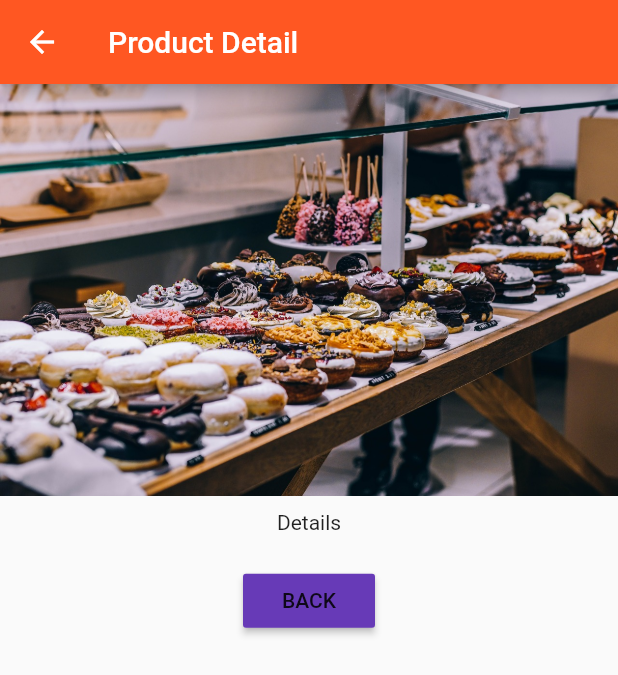
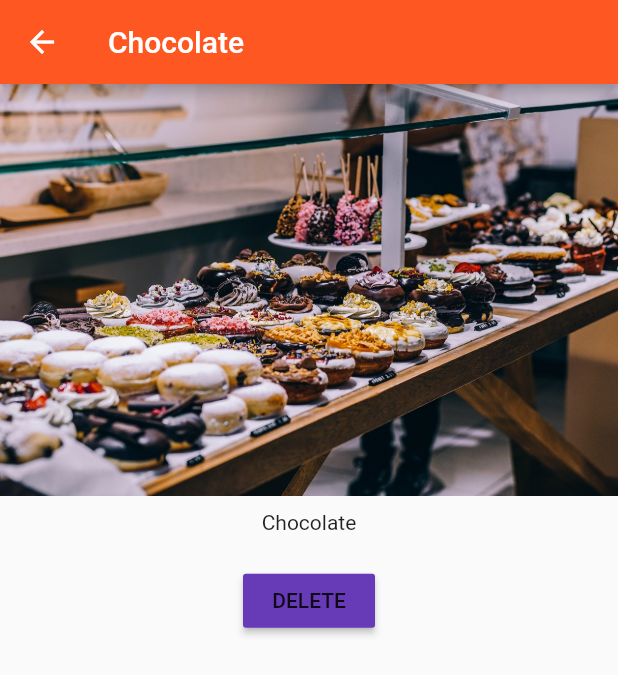
Before and after one commit to jgabrielgv/flutter_course, a Flutter app: the screen it shows after launch, after a tap on "Add Product", after a tap on "Details", on a phone screen of 412 x 824 dp. Shown: the top 675 px of the screen. Run offline on Flutter 3.47's test engine with Material 2 defaults, Android fonts, the phone set to English and light mode, and no system bars.

Commit message:
removing product

```diff
--- a/lib/pages/product.dart
+++ b/lib/pages/product.dart
@@ -1,27 +1,33 @@
 import 'package:flutter/material.dart';
 
 class ProductPage extends StatelessWidget {
+
+  final String title;
+  final String imageUrl;
+
+  ProductPage(this.title, this.imageUrl);
+
   @override
   Widget build(BuildContext context) {
     // TODO: implement build
     return Scaffold(
       appBar: AppBar(
-        title: Text('Product Detail'),
+        title: Text(title),
       ),
       body: Column(
         crossAxisAlignment: CrossAxisAlignment.center,
         children: <Widget>[
-          Image.asset('assets/food.jpg'),
+          Image.asset(imageUrl),
           Container(
             padding: EdgeInsets.all(10.0),
-            child: Text('Details'),
+            child: Text(title),
           ),
           Container(
               padding: EdgeInsets.all(10.0),
               child: RaisedButton(
                 color: Theme.of(context).accentColor,
-                child: Text('BACK'),
-                onPressed: () => Navigator.pop(context),
+                child: Text('DELETE'),
+                onPressed: () => Navigator.pop(context, true),
               ))
         ],
       ),
--- a/lib/product_control.dart
+++ b/lib/product_control.dart
@@ -10,7 +10,7 @@ class ProductControl extends StatelessWidget {
       // TODO: implement build
       return RaisedButton(
           color: Theme.of(context).primaryColor,
-          onPressed: () => addProduct('Sweets'),
+          onPressed: () => addProduct({ 'title': 'Chocolate', 'image': 'assets/food.jpg' }),
           child: Text('Add Product'),
         );
     }
--- a/lib/product_manager.dart
+++ b/lib/product_manager.dart
@@ -3,7 +3,7 @@ import './products.dart';
 import './product_control.dart';
 
 class ProductManager extends StatefulWidget {
-  final String startingProduct;
+  final Map<String, String> startingProduct;
 
   ProductManager({this.startingProduct});
 
@@ -15,7 +15,7 @@ class ProductManager extends StatefulWidget {
 }
 
 class _ProductManagerState extends State<ProductManager> {
-  List<String> _products = [];
+  List<Map<String, String>> _products = [];
 
   @override
   void initState() {
@@ -30,10 +30,16 @@ class _ProductManagerState extends State<ProductManager> {
     super.didUpdateWidget(oldWidget);
   }
 
-  void _addProduct(String product) {
+  void _addProduct(Map<String, String> product) {
     setState(() {
       _products.add(product);
     });
+  }
+
+  void _deleteProduct(int index) {
+    setState(() {
+          _products.removeAt(index);
+        });
   }
 
   @override
@@ -45,7 +51,7 @@ class _ProductManagerState extends State<ProductManager> {
         child: ProductControl(_addProduct),
       ),
       Expanded(
-        child: Products(_products)
+        child: Products(_products, deleteProduct: _deleteProduct)
       ),
     ]);
   }
--- a/lib/products.dart
+++ b/lib/products.dart
@@ -3,9 +3,10 @@ import 'package:flutter/material.dart';
 import './pages/product.dart';
 
 class Products extends StatelessWidget {
-  final List<String> products;
+  final List<Map<String, String>> products;
+  final Function deleteProduct;
 
-  Products(this.products) {
+  Products(this.products, { this.deleteProduct }) {
     // print('[Products Widget] Constructor');
   }
 
@@ -13,17 +14,25 @@ class Products extends StatelessWidget {
     return Card(
       child: Column(
         children: <Widget>[
-          Image.asset('assets/food.jpg'),
-          Text(products[index]),
+          Image.asset(products[index]['image']),
+          Text(products[index]['title']),
           ButtonBar(
             alignment: MainAxisAlignment.center,
             children: <Widget>[
               FlatButton(
                 child: Text('Details'),
-                onPressed: () => Navigator.push(
-                    context,
-                    MaterialPageRoute(
-                        builder: (BuildContext context) => ProductPage())),
+                onPressed: () => Navigator
+                        .push<bool>(
+                            context,
+                            MaterialPageRoute(
+                                builder: (BuildContext context) => ProductPage(
+                                    products[index]['title'],
+                                    products[index]['image'])))
+                        .then((value) {
+                      if (value) {
+                        deleteProduct(index);
+                      }
+                    }),
               )
             ],
           )
```
